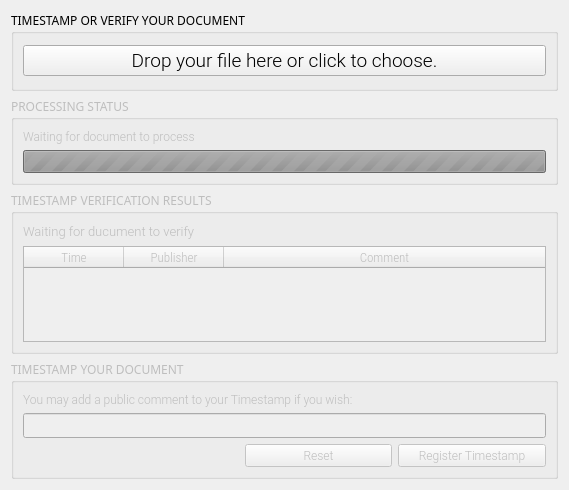
First picture: the form in app/ui/timestamp.ui, repository coblo/gui-demo, before the edit.
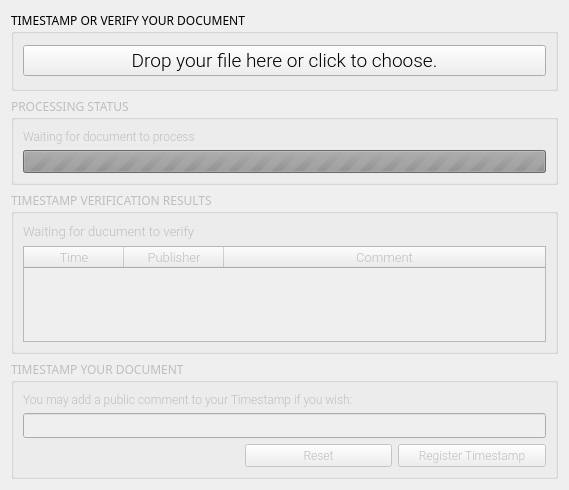
Second picture: the form after the edit.

Commit message: verification of existing timestamps

```diff
--- a/app/ui/timestamp.ui
+++ b/app/ui/timestamp.ui
@@ -132,13 +132,16 @@
        <widget class="QTableWidget" name="table_verification">
         <property name="font">
          <font>
-          <family>Roboto Condensed Light</family>
+          <family>Roboto Light</family>
           <pointsize>10</pointsize>
          </font>
         </property>
         <attribute name="horizontalHeaderStretchLastSection">
          <bool>true</bool>
         </attribute>
+        <attribute name="verticalHeaderVisible">
+         <bool>false</bool>
+        </attribute>
         <column>
          <property name="text">
           <string>Time</string>
```
Left out of the diff: 18 changed lines with no effect on the pictures. The commit also changes 1 other file.
